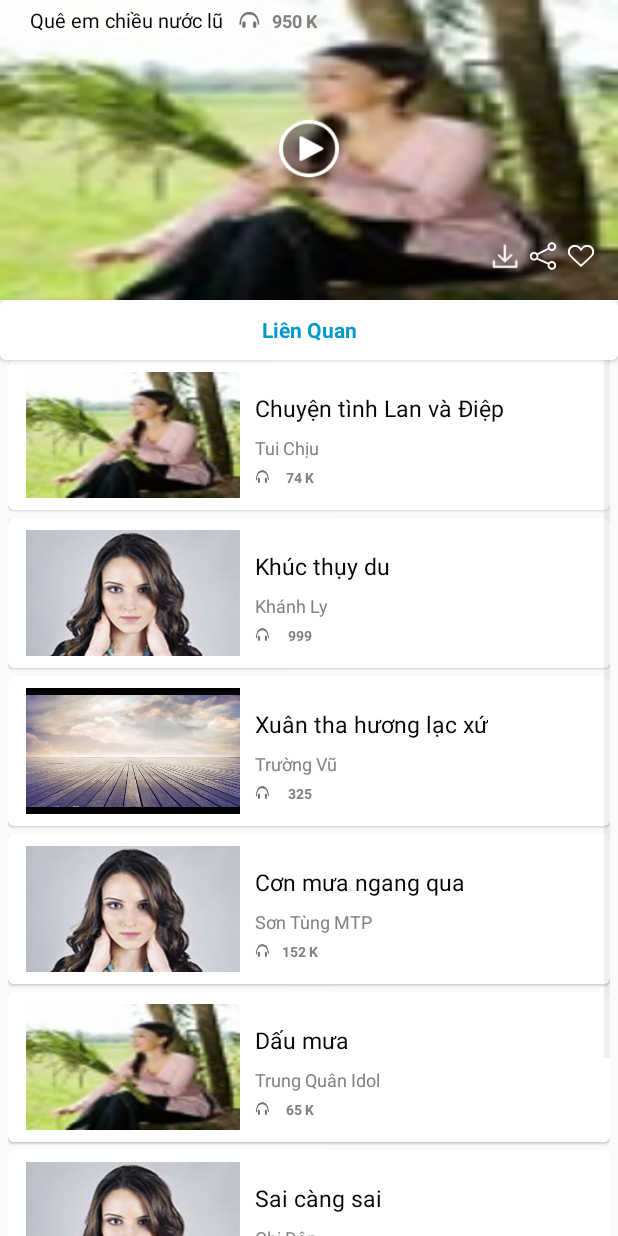
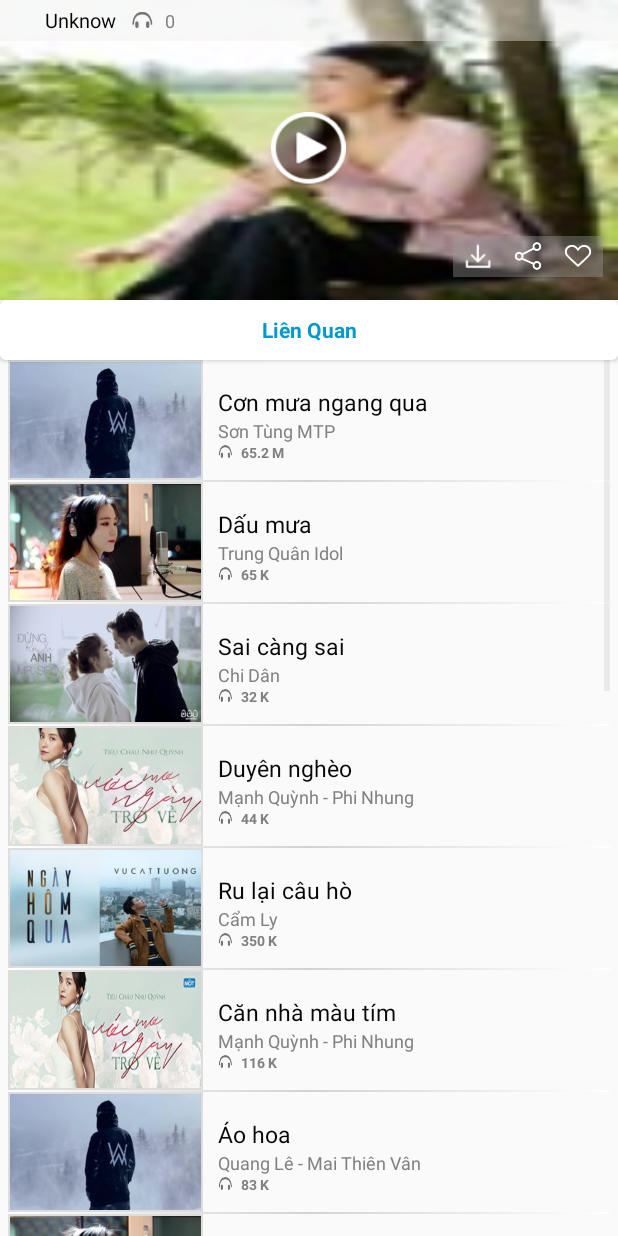
Before and after one commit to huynhkhoavin/music, an Android app: the VideoPlayerActivity screen opened directly, with no data from a screen before it, on a phone screen of 412 x 824 dp. Run offline under Robolectric (Android 15) with nearby library versions, the light colour scheme and no system bars.

Commit message:
Add topic resource and move test data to commontool.java

```diff
--- a/app/src/main/java/com/example/khoavin/nativemusic/VideoPlayerActivity.java
+++ b/app/src/main/java/com/example/khoavin/nativemusic/VideoPlayerActivity.java
@@ -4,25 +4,28 @@ import android.graphics.Color;
 import android.graphics.drawable.ColorDrawable;
 import android.os.Bundle;
 import android.support.v7.app.AppCompatActivity;
+import android.view.View;
+import android.widget.AdapterView;
 import android.widget.ArrayAdapter;
+import android.widget.ImageView;
 import android.widget.ListView;
+import android.widget.TextView;
 
 import com.example.khoavin.nativemusic.Adapter.ListVideoSmallAdapter;
 import com.example.khoavin.nativemusic.DataObject.Video;
+
+import static com.example.khoavin.nativemusic.ToolsFactory.CommonTools.FormatListenerCount;
+import static com.example.khoavin.nativemusic.ToolsFactory.CommonTools.VideoCollectionSource;
 
 public class VideoPlayerActivity extends AppCompatActivity {
 
     ListView mSmallVideoListView;
 
-    Video[] videoSource = {
-            new Video("Chuyện tình Lan và Điệp", "Tui Chịu", "", 74000, R.drawable.nhac_dan_ca),
-            new Video("Khúc thụy du", "Khánh Ly", "", 999, R.drawable.model_female),
-            new Video("Xuân tha hương lạc xứ", "Trường Vũ", "", 325, R.drawable.background),
-            new Video("Cơn mưa ngang qua", "Sơn Tùng MTP", "", 152000, R.drawable.model_female),
-            new Video("Dấu mưa", "Trung Quân Idol", "", 65000, R.drawable.nhac_dan_ca),
-            new Video("Sai càng sai", "Chi Dân", "", 32000, R.drawable.model_female),
-            new Video("Duyên nghèo", "Mạnh Quỳnh - Phi Nhung", "", 44000, R.drawable.nhac_dan_ca)
-    };
+    ImageView videoImage;
+    TextView listenerCount;
+    TextView videoName;
+
+    Video[] videoSource;
 
     @Override
     protected void onCreate(Bundle savedInstanceState) {
@@ -32,8 +35,44 @@ public class VideoPlayerActivity extends AppCompatActivity {
 //        getSupportActionBar().setDisplayShowTitleEnabled(false);
         mSmallVideoListView = (ListView)findViewById(R.id.video_list_view_small);
 
+        videoImage = (ImageView)findViewById(R.id.video_image);
+        videoName = (TextView)findViewById(R.id.video_name);
+        listenerCount = (TextView)findViewById(R.id.video_listener_count);
+
+        Bundle extras = getIntent().getExtras();
+        if(extras == null)
+        {
+            videoImage.setImageResource(R.drawable.nhac_dan_ca);
+            videoName.setText("Unknow");
+            listenerCount.setText("0");
+        }
+        else
+        {
+            videoImage.setImageResource(extras.getInt("VIDEO_IMAGE"));
+            videoName.setText(extras.getString("VIDEO_NAME"));
+            listenerCount.setText(FormatListenerCount(extras.getLong("VIDEO_LISTENER_COUNT")));
+
+            /*extras.getString("VIDEO_NAME");
+            extras.getInt("VIDEO_IMAGE");
+            extras.getLong("VIDEO_LISTENER_COUNT");
+            extras.getString("VIDEO_SINGER");*/
+        }
+
+
+        videoSource = VideoCollectionSource;
         ListVideoSmallAdapter adapter = new ListVideoSmallAdapter(getBaseContext(), videoSource);
         mSmallVideoListView.setAdapter(adapter);
         mSmallVideoListView.deferNotifyDataSetChanged();
+
+        mSmallVideoListView.setOnItemClickListener(new AdapterView.OnItemClickListener() {
+            @Override
+            public void onItemClick(AdapterView<?> parent, View view, int position, long id) {
+                Video item = (Video) parent.getItemAtPosition(position);
+
+                videoImage.setImageResource(item.GetVideoImage());
+                videoName.setText(item.GetName());
+                listenerCount.setText(FormatListenerCount(item.GetListenerCount()));
+            }
+        });
     }
 }
--- a/app/src/main/res/layout/activity_video_player.xml
+++ b/app/src/main/res/layout/activity_video_player.xml
@@ -9,19 +9,21 @@
         android:layout_height="200dp">
 
         <ImageView
+            android:id="@+id/video_image"
             android:layout_width="match_parent"
             android:layout_height="match_parent"
             android:src="@drawable/nhac_dan_ca"
             android:scaleType="fitXY"/>
 
         <ImageView
-            android:layout_width="40dp"
-            android:layout_height="40dp"
+            android:layout_width="50dp"
+            android:layout_height="50dp"
             android:background="@drawable/play_details"
             android:layout_centerInParent="true"/>
 
         <LinearLayout
-            android:layout_width="80dp"
+            android:background="#66999999"
+            android:layout_width="100dp"
             android:layout_height="27dp"
             android:orientation="horizontal"
             android:gravity="center"
@@ -31,6 +33,7 @@
             android:layout_marginRight="10dp">
 
             <ImageView
+                android:layout_marginRight="8dp"
                 android:layout_width="25dp"
                 android:layout_height="25dp"
                 android:background="@drawable/icon_download"/>
@@ -41,14 +44,23 @@
                 android:background="@drawable/icon_video_share"/>
 
             <ImageView
+                android:layout_marginLeft="8dp"
                 android:layout_width="25dp"
                 android:layout_height="25dp"
                 android:background="@drawable/icon_like"/>
         </LinearLayout>
 
         <LinearLayout
+            android:background="#66eeeeee"
+            android:layout_width="match_parent"
+            android:layout_height="27dp">
+        </LinearLayout>>
+
+        <LinearLayout
             android:layout_marginLeft="20dp"
             android:layout_width="wrap_content"
+            android:paddingRight="10dp"
+            android:paddingLeft="10dp"
             android:layout_height="27dp"
             android:orientation="horizontal">
 
@@ -76,7 +88,6 @@
                 android:gravity="center"
                 android:textColor="@color/small_text"
                 android:textSize="12sp"
-                android:textStyle="bold"
                 android:layout_marginLeft="7dp"/>
         </LinearLayout>
 
@@ -105,7 +116,7 @@
         android:layout_height="wrap_content"
         android:layout_marginLeft="5dp"
         android:layout_marginRight="5dp"
-        android:divider="@android:color/transparent"
-        android:dividerHeight="5dp"
+        android:divider="@drawable/divider"
+        android:dividerHeight="1dp"
         android:id="@+id/video_list_view_small" />
 </LinearLayout>
--- a/app/src/main/res/layout/single_playlist_no_details.xml
+++ b/app/src/main/res/layout/single_playlist_no_details.xml
@@ -48,7 +48,7 @@
                 android:id="@+id/playlist_listener_count"/>
         </LinearLayout>
 
-        <Button
+        <ImageView
             android:layout_width="32dp"
             android:layout_height="32dp"
             android:background="@drawable/play_details"
--- a/app/src/main/res/layout/single_video_small.xml
+++ b/app/src/main/res/layout/single_video_small.xml
@@ -6,22 +6,21 @@
     android:layout_marginTop="10dp"
     android:orientation="horizontal"
     xmlns:android="http://schemas.android.com/apk/res/android"
+    android:elevation="4dp"
     android:weightSum="1"
-    android:elevation="1dp"
-    android:background="@drawable/border"
-    android:layout_height="100dp">
+    android:layout_height="80dp">
 
     <LinearLayout
         android:layout_width="match_parent"
         android:layout_height="match_parent">
 
         <ImageView
-            android:layout_width="150dp"
+            android:layout_width="130dp"
             android:layout_height="match_parent"
             android:scaleType="fitXY"
-            android:src="@drawable/model_female"
-            android:paddingLeft="7dp"
-            android:paddingTop="3dp"
+            android:src="@drawable/nhac_dan_ca_1"
+            android:background="@color/borrow"
+            android:padding="1dp"
             android:paddingBottom="3dp"
             android:adjustViewBounds = "true"
             android:id="@+id/video_image_small" />
@@ -48,7 +47,6 @@
             <TextView
                 android:layout_width="wrap_content"
                 android:layout_height="wrap_content"
-                android:layout_marginTop="7dp"
                 android:text="Sơn Tùng MTP"
                 android:textColor="@color/small_text"
                 android:textSize="12sp"
@@ -56,7 +54,6 @@
             <LinearLayout
                 android:layout_width="match_parent"
                 android:layout_height="wrap_content"
-                android:layout_marginTop="5dp"
                 android:orientation="horizontal">
 
                 <ImageView
@@ -69,7 +66,7 @@
                     android:text="90k"
                     android:textSize="9sp"
                     android:textStyle="bold"
-                    android:gravity="center"
+                    android:gravity="left"
                     android:paddingLeft="5dp"
                     android:textColor="@color/small_text"
                     android:id="@+id/video_listener_count_small"/>
```
Also changed, not shown: app/src/main/java/com/example/khoavin/nativemusic/DataObject/Topic.java (added, +35 -0 lines), app/src/main/java/com/example/khoavin/nativemusic/Tabs/PlayListTab.java (+16 -34 lines), app/src/main/java/com/example/khoavin/nativemusic/Tabs/VideoTab.java (+18 -18 lines), app/src/main/java/com/example/khoavin/nativemusic/ToolsFactory/CommonTools.java (+42 -0 lines), app/src/main/res/drawable/chude_cachmang.jpg (added), app/src/main/res/drawable/chude_cailuong.jpg (added), app/src/main/res/drawable/chude_dance.jpg (added), app/src/main/res/drawable/chude_doan.jpg (added), app/src/main/res/drawable/chude_haingoai.jpg (added), app/src/main/res/drawable/chude_nhactrinh.jpg (added), app/src/main/res/drawable/chude_tanco.jpg (added), app/src/main/res/drawable/chude_tetviet.jpg (added), app/src/main/res/drawable/chude_thugian.jpg (added), app/src/main/res/drawable/chude_tinhyeu.jpg (added).
